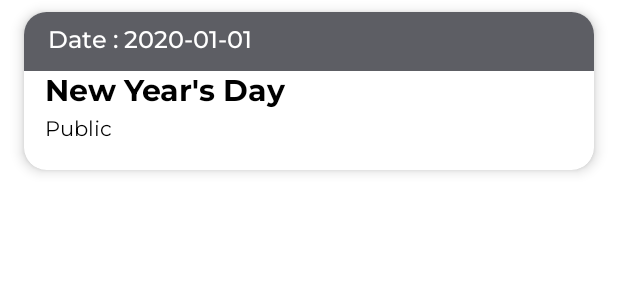
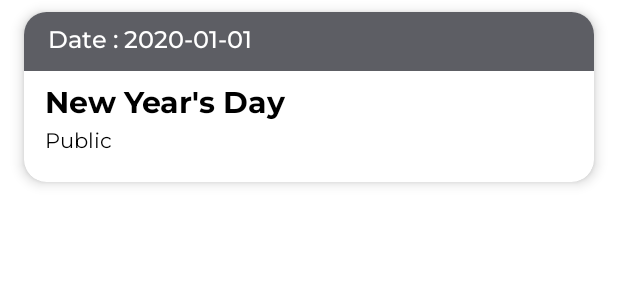
Before and after one commit to moshdev2213/sathasDroid, an Android app: the layout holiday_item.xml on its own in the app's theme, with its tools: preview values and no code run, on a phone screen of 412 x 824 dp. Shown: the top 300 px of the screen. Run offline under Robolectric (Android 15) with nearby library versions, the light colour scheme and no system bars.

Commit message:
addedMargins

```diff
--- a/app/src/main/res/layout/holiday_item.xml
+++ b/app/src/main/res/layout/holiday_item.xml
@@ -40,6 +40,7 @@
             android:layout_width="0dp"
             android:layout_height="wrap_content"
             android:layout_marginStart="14dp"
+            android:layout_marginTop="8dp"
             android:layout_marginEnd="16dp"
             android:ellipsize="end"
             android:fontFamily="@font/montserrat_bold"
```
